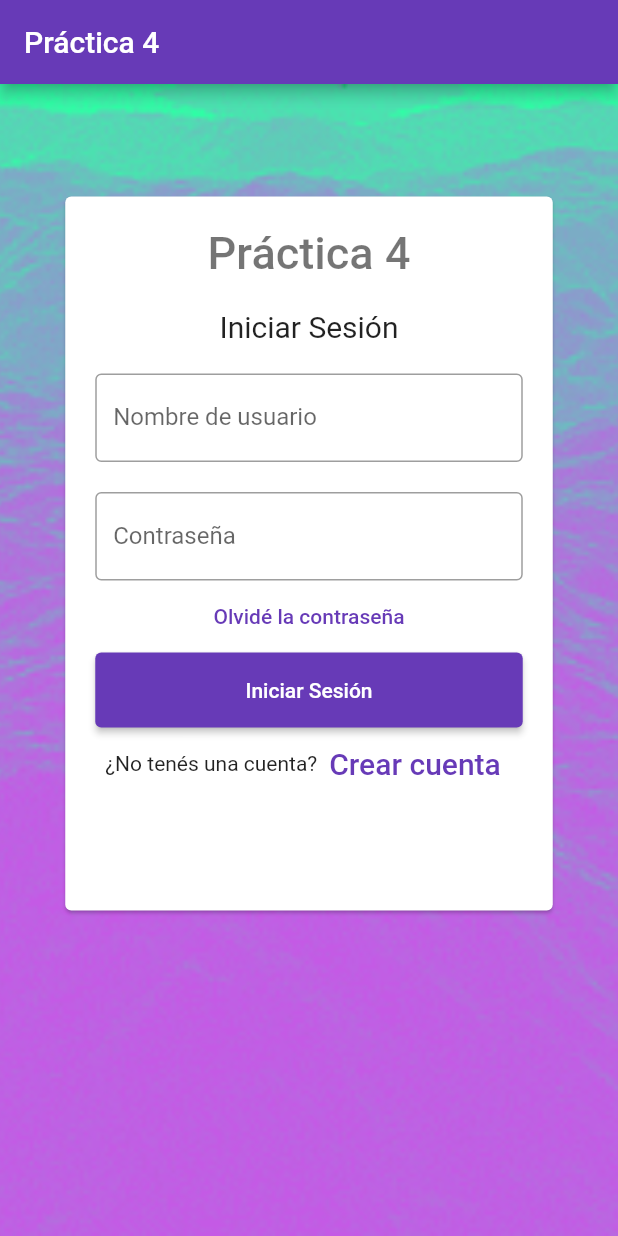
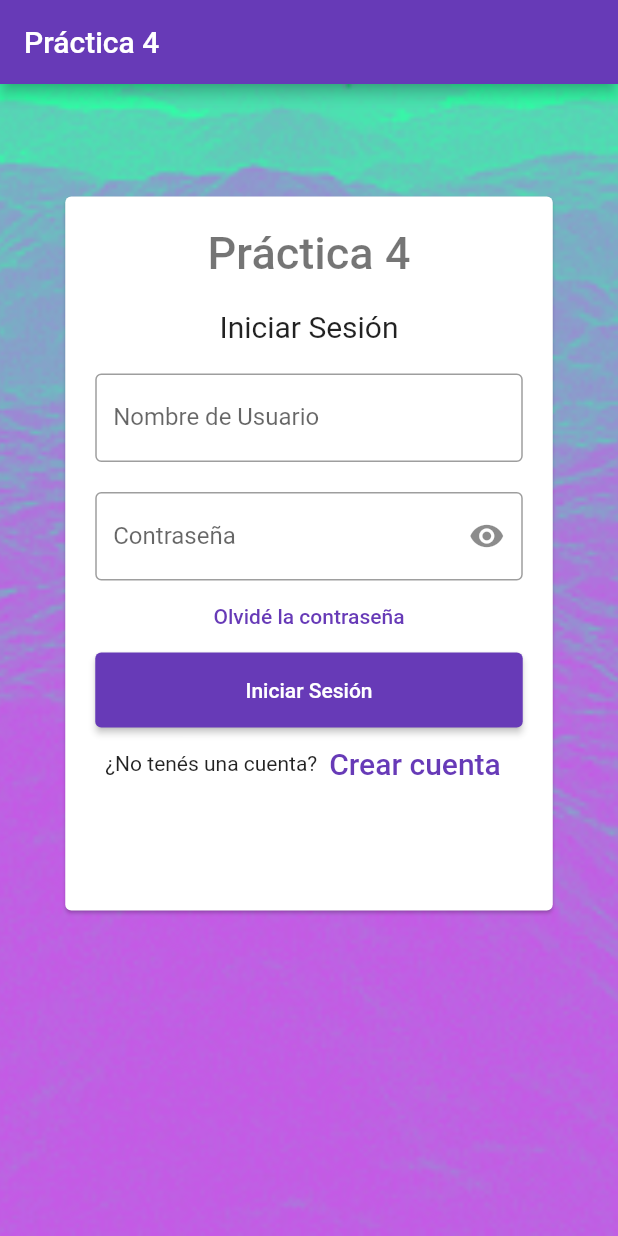
Before and after one commit to Augus611/Practica4, a Flutter app: the screen it shows after launch, on a phone screen of 412 x 824 dp. Run offline on Flutter 3.47's test engine with Material 2 defaults, Android fonts, the phone set to English and light mode, and no system bars.

Commit message:
Ahora el login funciona.
Faltan los botones extra de "olvidé la contraseña" y eso pero no hace falta.

```diff
--- a/lib/main.dart
+++ b/lib/main.dart
@@ -121,8 +121,27 @@ class _MyHomePageState extends State<MyHomePage> {
   }
 }
 
-class LogIn extends StatelessWidget {
+class LogIn extends StatefulWidget {
   const LogIn({Key? key}) : super(key: key);
+
+  @override
+  State<StatefulWidget> createState() => _LogInState();
+
+}
+
+class _LogInState extends State<LogIn> {
+
+  final _controllerContrasena = TextEditingController();
+  final _controllerUsuario = TextEditingController();
+  bool _submitted = false;
+  bool _isObscure = true;
+
+  @override
+  void dispose() {
+    _controllerContrasena.dispose();
+    _controllerUsuario.dispose();
+    super.dispose();
+  }
 
   @override
   Widget build(BuildContext context) {
@@ -164,21 +183,45 @@ class LogIn extends StatelessWidget {
                           )),
                       Container(
                         padding: const EdgeInsets.all(10),
-                        child: const TextField(
-                          decoration: InputDecoration(
-                            border: OutlineInputBorder(),
-                            labelText: 'Nombre de usuario',
-                          ),
+                        child: ValueListenableBuilder(
+                          valueListenable: _controllerUsuario,
+                          builder: (context, value, _) {
+                            return TextField(
+                              controller: _controllerUsuario,
+                              keyboardType: TextInputType.emailAddress,
+                              decoration: InputDecoration(
+                                border: const OutlineInputBorder(),
+                                labelText: 'Nombre de Usuario',
+                                errorText: _submitted ? _textoErrorUsuario : null,
+                              ),
+                            );
+                          }
                         ),
                       ),
                       Container(
                         padding: const EdgeInsets.fromLTRB(10, 10, 10, 0),
-                        child: const TextField(
-                          obscureText: true,
-                          decoration: InputDecoration(
-                            border: OutlineInputBorder(),
-                            labelText: 'Contraseña',
-                          ),
+                        child: ValueListenableBuilder(
+                          valueListenable: _controllerContrasena,
+                          builder: (context, value, _) {
+                            return TextField(
+                              controller: _controllerContrasena,
+                              obscureText: _isObscure,
+                              decoration: InputDecoration(
+                                border: const OutlineInputBorder(),
+                                labelText: 'Contraseña',
+                                errorText: _submitted ? _textoErrorContrasena : null,
+                                suffixIcon: IconButton(
+                                  icon: Icon(
+                                    _isObscure ? Icons.visibility : Icons.visibility_off),
+                                  onPressed: () {
+                                    setState(() {
+                                      _isObscure = !_isObscure;
+                                    });
+                                  },
+                                )
+                              ),
+                            );
+                          }
                         ),
                       ),
                       TextButton(
@@ -193,12 +236,7 @@ class LogIn extends StatelessWidget {
                           padding: const EdgeInsets.fromLTRB(10, 0, 10, 0),
                           child: ElevatedButton(
                             child: const Text('Iniciar Sesión'),
-                            onPressed: () {
-                              Navigator.push(
-                                context,
-                                MaterialPageRoute(builder: (context) => const MyHomePage(title: 'Carrito')),
-                              );
-                            },
+                            onPressed: _iniciarSesion,
                           )
                       ),
                       Row(
@@ -234,4 +272,58 @@ class LogIn extends StatelessWidget {
     );
   }
 
+  String? get _textoErrorContrasena {
+    final text = _controllerContrasena.value.text;
+    if (text.isEmpty) {
+      return 'La contraseña no puede estar vacía.';
+    } else {
+      if (text.length < 7) {
+        return 'La contraseña debe tener 7 o más caracteres.';
+      }
+    }
+    return null;
+  }
+
+  String? get _textoErrorUsuario {
+    final text = _controllerUsuario.value.text;
+    if (text.isEmpty) {
+      return 'El usuario no puede estar vacío.';
+    } else {
+      if (!text.contains('@')) {
+        return 'El formato es inválido.';
+      }
+    }
+    return null;
+  }
+
+  void _iniciarSesion() {
+    final usuario = _controllerUsuario.value.text;
+    final contrasena = _controllerContrasena.value.text;
+    setState(() => _submitted = true);
+    if (_textoErrorUsuario == null && _textoErrorContrasena == null){
+      setState(() => _submitted = false);
+      if (usuario == 'moviles@utn' && contrasena == 'utn1234') {
+        Navigator.push(
+          context,
+          MaterialPageRoute(
+              builder: (context) => const MyHomePage(title: 'Carrito')),
+        );
+      } else {
+        showDialog(
+          context: context,
+          builder: (context) => AlertDialog(
+            title: const Text('Error'),
+            content: const Text('Usuario o contraseña inválidos.'),
+            actions: [
+              TextButton(
+                child: const Text('Aceptar'),
+                onPressed: () => Navigator.pop(context),
+              )
+            ],
+          ),
+        );
+      }
+    }
+  }
+
 }
```
